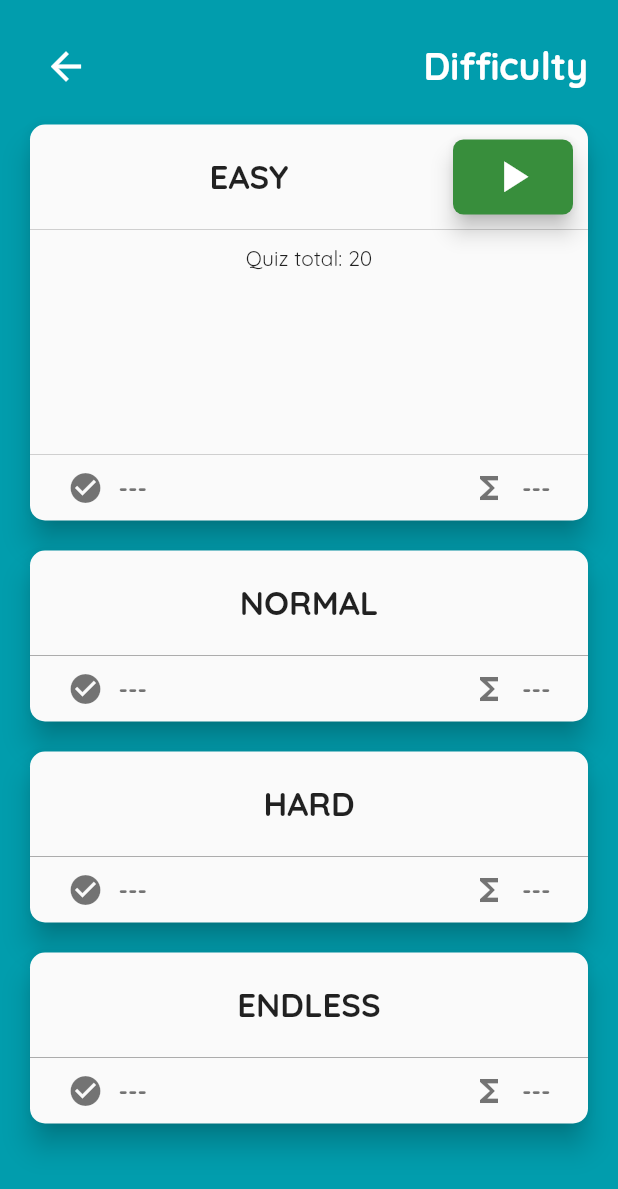
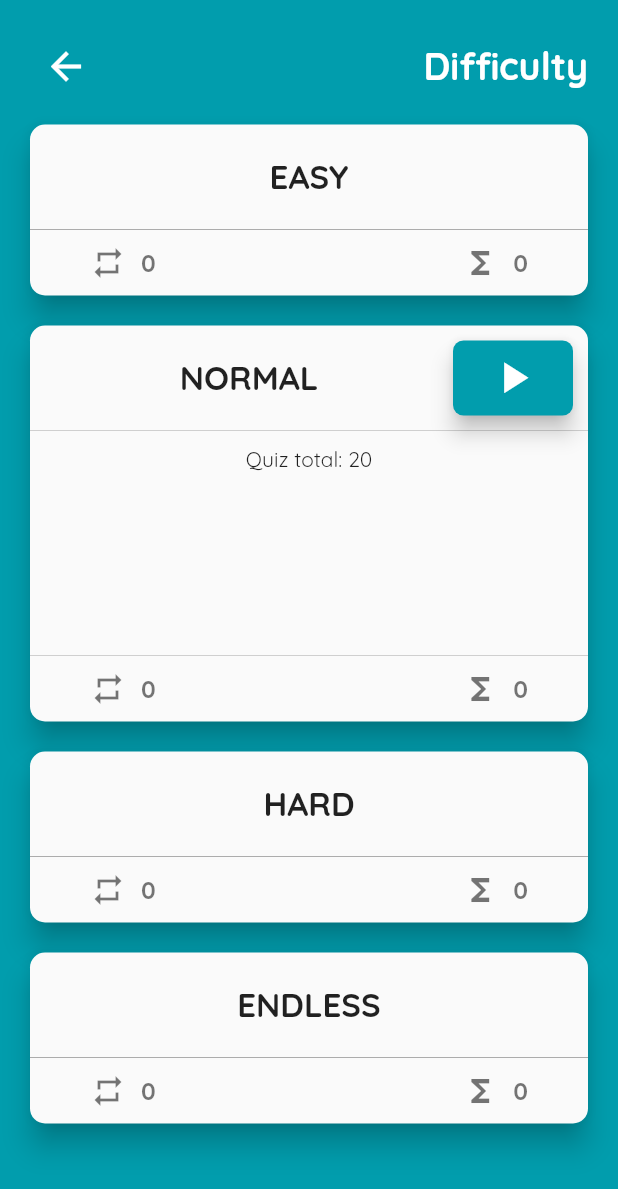
Before and after one commit to pdnminh99/flaguru, a Flutter app: the screen it shows after launch, after a tap on "Play", on a phone screen of 412 x 824 dp. Shown: the top 1189 px of the screen. Run offline on Flutter 3.47's test engine with Material 2 defaults, Android fonts, the phone set to English and light mode, and no system bars; our stand-ins replace audioplayers, connectivity, firebase_auth, flutter_spinkit, google_sign_in and 2 more; missing offline and left inert: dart:ffi; accounts and stored records are empty.

Commit message:
retrieved local user data in diff screen

```diff
--- a/lib/screens/difficulty_screen.dart
+++ b/lib/screens/difficulty_screen.dart
@@ -9,7 +9,7 @@ class DifficultyScreen extends StatefulWidget {
   static String routeName = '/difficulty_screen';
   final Difficulty diff;
 
-  DifficultyScreen({this.diff = Difficulty.EASY});
+  DifficultyScreen({this.diff = Difficulty.NORMAL});
 
   @override
   _DifficultyScreenState createState() => _DifficultyScreenState();
@@ -33,7 +33,7 @@ class _DifficultyScreenState extends State<DifficultyScreen> with TickerProvider
 
   void setTimer() {
     timer = Timer(
-        const Duration(milliseconds: 100), () => _controllers[getIndex(widget.diff)].forward());
+        const Duration(milliseconds: 250), () => _controllers[getIndex(widget.diff)].forward());
   }
 
   @override
@@ -49,7 +49,7 @@ class _DifficultyScreenState extends State<DifficultyScreen> with TickerProvider
       if (i == index) {
         (ctr.value == 1) ? ctr.reverse() : ctr.forward();
       } else
-        _controllers[i].reverse();
+        ctr.reverse();
     }
   }
 
--- a/lib/widgets/diff_best_result_row.dart
+++ b/lib/widgets/diff_best_result_row.dart
@@ -1,4 +1,5 @@
 import 'package:flaguru/models/Enum.dart';
+import 'package:flaguru/models/ProfileProvider.dart';
 import 'package:flutter/material.dart';
 
 class DiffBestResultRow extends StatefulWidget {
@@ -11,42 +12,44 @@ class DiffBestResultRow extends StatefulWidget {
 }
 
 class _DiffBestResultRowState extends State<DiffBestResultRow> {
-  var answers = '---';
-  var score = '---';
+  var score = '--';
+  var repeat = '--';
 
   @override
   void initState() {
-    getBestResult();
-
+    getUserResult();
     super.initState();
   }
 
-  void getBestResult() {
-    // database
+  void getUserResult() {
+    ProfileProvider().getLocalResult(widget.diff).then((details) => setState(() {
+          score = details.highestScore.toString();
+          repeat = details.playedCount.toString();
+        }));
   }
 
   @override
   Widget build(BuildContext context) {
     final color = Colors.black54;
+    final style = TextStyle(fontSize: 16, color: color, fontWeight: FontWeight.bold);
 
     return Padding(
-      padding: const EdgeInsets.symmetric(horizontal: 25, vertical: 10),
+      padding: const EdgeInsets.symmetric(horizontal: 40, vertical: 10),
       child: Row(
         mainAxisAlignment: MainAxisAlignment.spaceBetween,
         children: <Widget>[
           Row(
             children: <Widget>[
-              Icon(Icons.check_circle, color: color),
+              Icon(Icons.repeat, color: color),
               const SizedBox(width: 10),
-              Text(answers,
-                  style: TextStyle(fontSize: 16, color: color, fontWeight: FontWeight.bold))
+              Text(repeat, style: style),
             ],
           ),
           Row(
             children: <Widget>[
               Icon(Icons.functions, color: color),
               const SizedBox(width: 10),
-              Text(score, style: TextStyle(fontSize: 16, color: color, fontWeight: FontWeight.bold))
+              Text(score, style: style),
             ],
           ),
         ],
--- a/lib/widgets/diff_card_expandable.dart
+++ b/lib/widgets/diff_card_expandable.dart
@@ -58,7 +58,7 @@ class ExpandableDiffCard extends AnimatedWidget {
   Widget buildTextContainer() {
     return Text(
       EnumString.getDifficulty(diff).toUpperCase(),
-      style: TextStyle(fontSize: 22, color:Colors.black87, fontWeight: FontWeight.bold),
+      style: TextStyle(fontSize: 22, color: Colors.black87, fontWeight: FontWeight.bold),
     );
   }
 
--- a/lib/widgets/result_button_area.dart
+++ b/lib/widgets/result_button_area.dart
@@ -58,6 +58,7 @@ class ResultButtonArea extends AnimatedWidget {
   }
 
   void restart(BuildContext context, Difficulty difficulty) {
-    Navigator.of(context).pushReplacementNamed(DifficultyScreen.routeName, arguments: difficulty);
+    Navigator.of(context)
+        .pushReplacement(MaterialPageRoute(builder: (_) => DifficultyScreen(diff: difficulty)));
   }
 }
```
Also changed, not shown: lib/screens/result_screen.dart (+12 -1 lines), lib/widgets/result_area.dart (+5 -4 lines).
